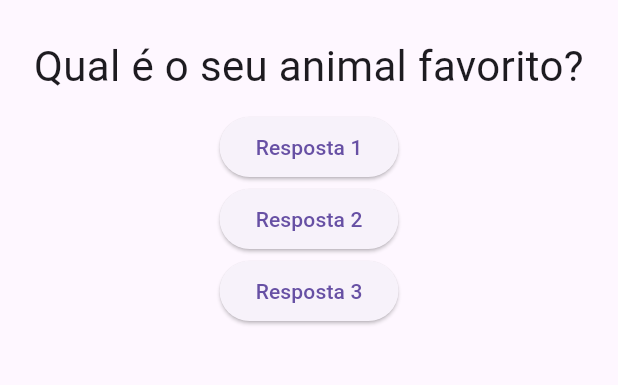
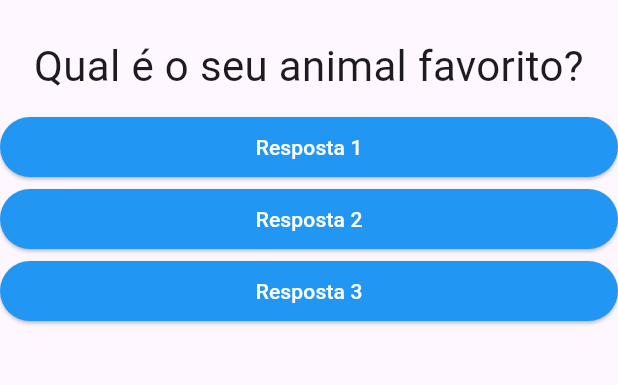
Before and after one commit to danillogoncalves/projeto_perguntas, a Flutter app: the screen it shows after launch, after a tap on "Resposta 1", on a phone screen of 412 x 824 dp, the part 63-448 px from its top. Run offline on Flutter 3.47's test engine with Material 3 defaults, Android fonts, the phone set to English and light mode, and no system bars.

```diff
--- a/lib/main.dart
+++ b/lib/main.dart
@@ -13,14 +13,23 @@ class _PerguntaAppState extends State<PerguntaApp> {
         _perguntaSelecionada++;
       });
     }
-    print(_perguntaSelecionada);
   }
 
   @override
   Widget build(BuildContext context) {
-    final perguntas = [
-      'Qual é a sua cor favorita?',
-      'Qual é o seu animal favorito?'
+    final List<Map<String, Object>> perguntas = [
+      {
+        'texto': 'Qual é a sua cor favorita?',
+        'respotas': ['Preto', 'Vermelho', 'Verde', 'Branco']
+      },
+      {
+        'texto': 'Qual é o seu animal favorito?',
+        'respotas': ['Coelho', 'Cobra', 'Elefante', 'Leão']
+      },
+      {
+        'texto': 'Qual é o seu instrutor favorito?',
+        'respotas': ['Maria', 'João', 'Leo', 'Pedro']
+      }
     ];
     return MaterialApp(
       home: Scaffold(
@@ -29,7 +38,7 @@ class _PerguntaAppState extends State<PerguntaApp> {
         ),
         body: Column(
           children: [
-            Questao(perguntas[_perguntaSelecionada]),
+            Questao(perguntas[_perguntaSelecionada]['texto'].toString()),
             Resposta("Resposta 1", _proximaPergunta),
             Resposta("Resposta 2", _proximaPergunta),
             Resposta("Resposta 3", _proximaPergunta),
--- a/lib/resposta.dart
+++ b/lib/resposta.dart
@@ -2,16 +2,20 @@ import 'package:flutter/material.dart';
 
 class Resposta extends StatelessWidget {
   final String texto;
-  final Function proximaPergunta;
+  final void Function() quandoSelecionado;
 
-  Resposta(this.texto, this.proximaPergunta);
-
-  void proxima() {
-    proximaPergunta();
-  }
+  const Resposta(this.texto, this.quandoSelecionado);
 
   @override
   Widget build(BuildContext context) {
-    return ElevatedButton(onPressed: proxima, child: Text(texto));
+    return Container(
+        width: double.infinity,
+        child: ElevatedButton(
+            style: ElevatedButton.styleFrom(
+              backgroundColor: Colors.blue,
+              foregroundColor: Colors.white,
+            ),
+            onPressed: quandoSelecionado,
+            child: Text(texto)));
   }
 }
```
